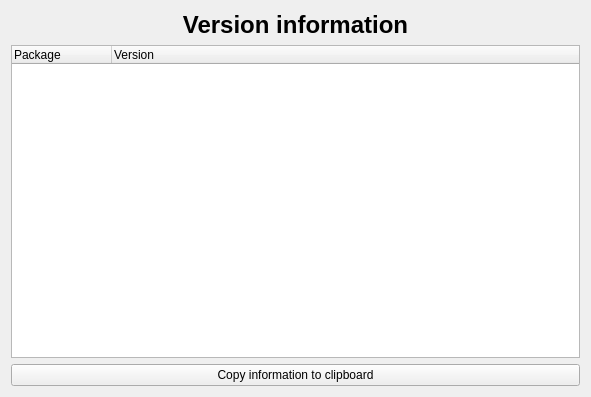
Before: the Qt Designer form glue/app/qt/versions.ui in glue-viz/glue, drawn with Qt 5.
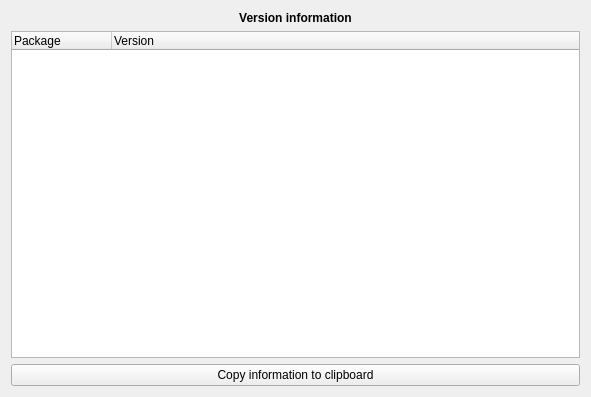
After: the same form once the commit is applied.

Commit message: Never hard-code font sizes in ui files

```diff
--- a/glue/app/qt/versions.ui
+++ b/glue/app/qt/versions.ui
@@ -23,7 +23,6 @@
       <widget class="QLabel" name="label_2">
        <property name="font">
         <font>
-         <pointsize>18</pointsize>
          <weight>75</weight>
          <bold>true</bold>
         </font>
```
The commit also changes 6 other files.
